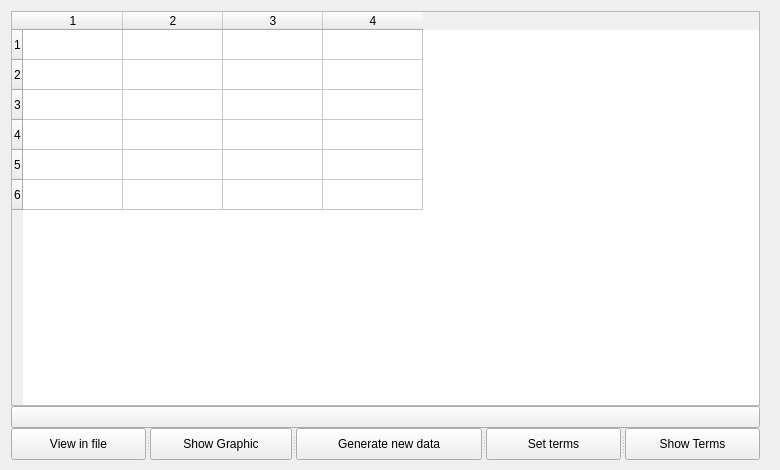
AverinDS/studyQt5, file windows/ui/database_window.ui: the form before one commit.
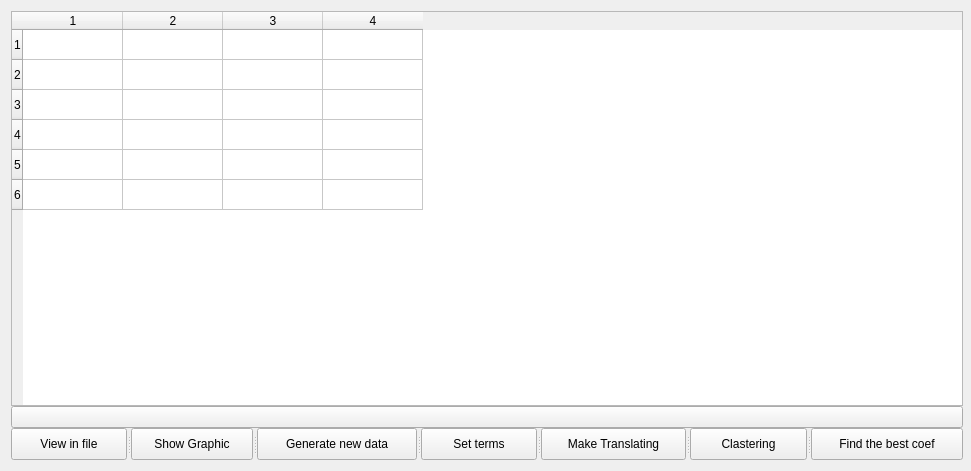
The form after the commit. Icons and pictures are not drawn.

```diff
--- a/windows/ui/database_window.ui
+++ b/windows/ui/database_window.ui
@@ -6,8 +6,8 @@
    <rect>
     <x>0</x>
     <y>0</y>
-    <width>780</width>
-    <height>470</height>
+    <width>971</width>
+    <height>471</height>
    </rect>
   </property>
   <property name="windowTitle">
@@ -28,7 +28,7 @@
      <rect>
       <x>10</x>
       <y>10</y>
-      <width>751</width>
+      <width>954</width>
       <height>451</height>
      </rect>
     </property>
@@ -151,7 +151,17 @@
        </widget>
        <widget class="QPushButton" name="btnShowTerms">
         <property name="text">
-         <string>Show Terms</string>
+         <string>Make Translating</string>
+        </property>
+       </widget>
+       <widget class="QPushButton" name="buttonClastering">
+        <property name="text">
+         <string>Clastering</string>
+        </property>
+       </widget>
+       <widget class="QPushButton" name="buttonFindBest">
+        <property name="text">
+         <string>Find the best coef</string>
         </property>
        </widget>
       </widget>
```
